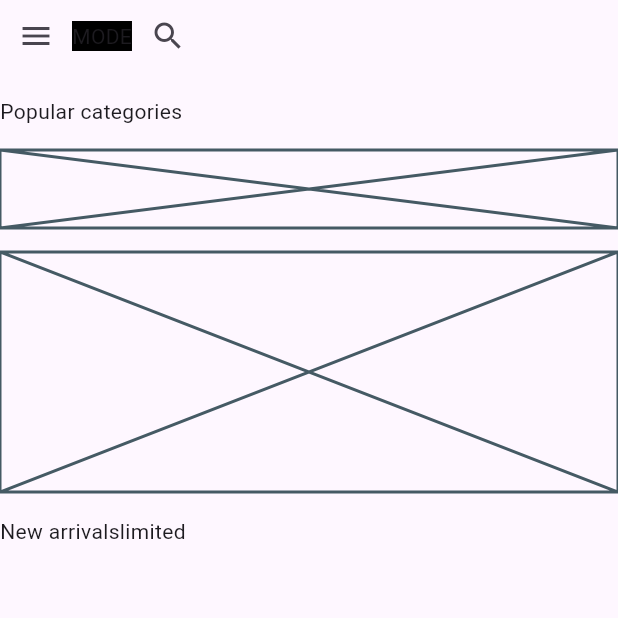
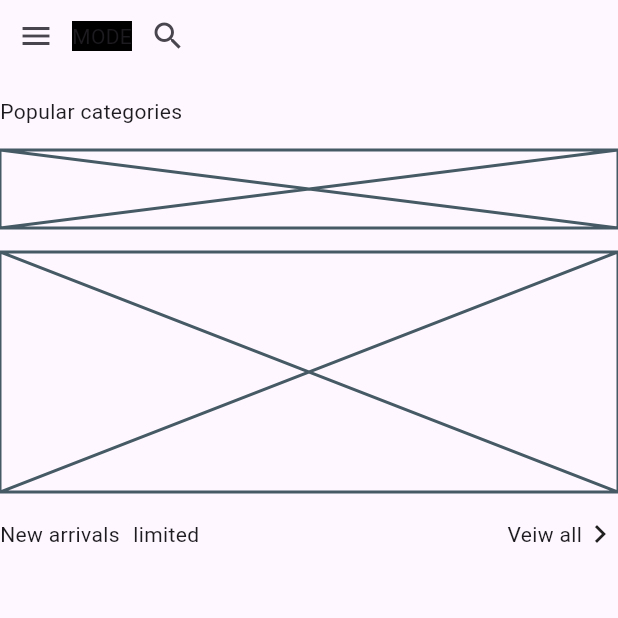
Before and after one commit to JAICHANGPARK/flutter_notebook_chapter_49, a Flutter app: the ECommerceHomePage screen opened directly, on a phone screen of 412 x 824 dp, the top half of it. Run offline on Flutter 3.47's test engine with Material 3 defaults, Android fonts, the phone set to English and light mode, and no system bars; our stand-ins replace google_fonts; Roboto replaces fonts that are missing (Akshar).

Commit message:
Update e_commerce_home_page.dart

```diff
--- a/lib/ep2451_e_commerce_app/ui/e_commerce_home_page.dart
+++ b/lib/ep2451_e_commerce_app/ui/e_commerce_home_page.dart
@@ -32,19 +32,28 @@ class _ECommerceHomePageState extends State<ECommerceHomePage> {
               ],
             ),
             Text("Popular categories"),
-            SizedBox(height: 52, child: Placeholder(),),
-            Container(
-              height: 160,
-              child: Placeholder(),
-            ),
+            SizedBox(height: 52, child: Placeholder()),
+            Container(height: 160, child: Placeholder()),
             Row(
+              spacing: 9,
               children: [
                 Text("New arrivals"),
-                Container(decoration: ShapeDecoration(shape: StadiumBorder(),),
-                child: Text("limited"),),
+                Container(
+                  decoration: ShapeDecoration(shape: StadiumBorder()),
+                  child: Text("limited"),
+                ),
                 Spacer(),
+                Container(
+                  decoration: ShapeDecoration(shape: StadiumBorder()),
+                  child: Row(
+                    children: [
+                      Text("Veiw all"),
+                      Icon(Icons.keyboard_arrow_right_sharp),
+                    ],
+                  ),
+                ),
               ],
-            )
+            ),
           ],
         ),
       ),
```
